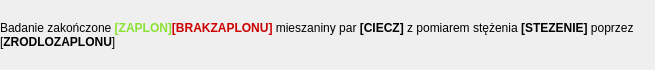
This is app/nowytest_9.ui in wiacekmarcin/StanowiskoChemiczne as Qt 5 draws it before an edit. The edited form follows.
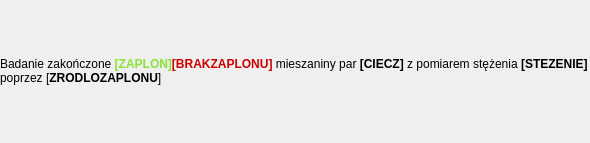
This is the edited form. Custom widgets are drawn as their Qt base class.

```diff
--- a/app/nowytest_9.ui
+++ b/app/nowytest_9.ui
@@ -6,8 +6,8 @@
    <rect>
     <x>0</x>
     <y>0</y>
-    <width>655</width>
-    <height>70</height>
+    <width>590</width>
+    <height>143</height>
    </rect>
   </property>
   <property name="title" stdset="0">
```
